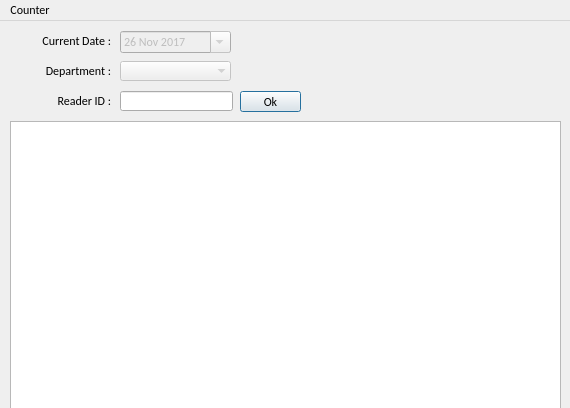
Before: the Qt Designer form Test.ui in kswaminarmada/Prasadam-Reader, drawn with Qt 5.
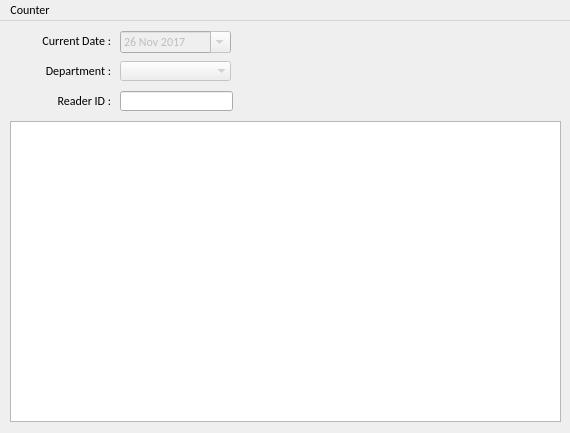
After: the same form once the commit is applied.

The edit to the form file:
```diff
--- a/Test.ui
+++ b/Test.ui
@@ -7,7 +7,7 @@
     <x>0</x>
     <y>0</y>
     <width>570</width>
-    <height>408</height>
+    <height>433</height>
    </rect>
   </property>
   <property name="font">
@@ -90,25 +90,6 @@
      </date>
     </property>
    </widget>
-   <widget class="QPushButton" name="cmd">
-    <property name="geometry">
-     <rect>
-      <x>240</x>
-      <y>70</y>
-      <width>61</width>
-      <height>21</height>
-     </rect>
-    </property>
-    <property name="focusPolicy">
-     <enum>Qt::NoFocus</enum>
-    </property>
-    <property name="text">
-     <string notr="true">Ok</string>
-    </property>
-    <property name="default">
-     <bool>true</bool>
-    </property>
-   </widget>
    <widget class="QComboBox" name="cbo">
     <property name="enabled">
      <bool>false</bool>
```
Left out of the diff: 1 changed line with no effect on the pictures.
